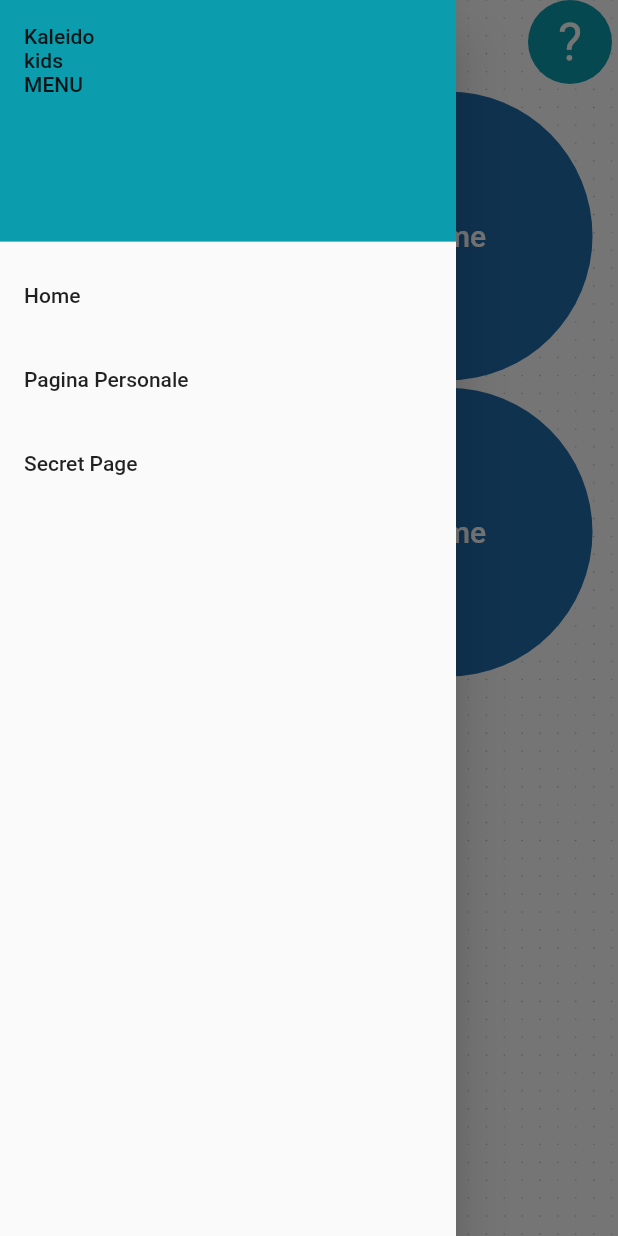
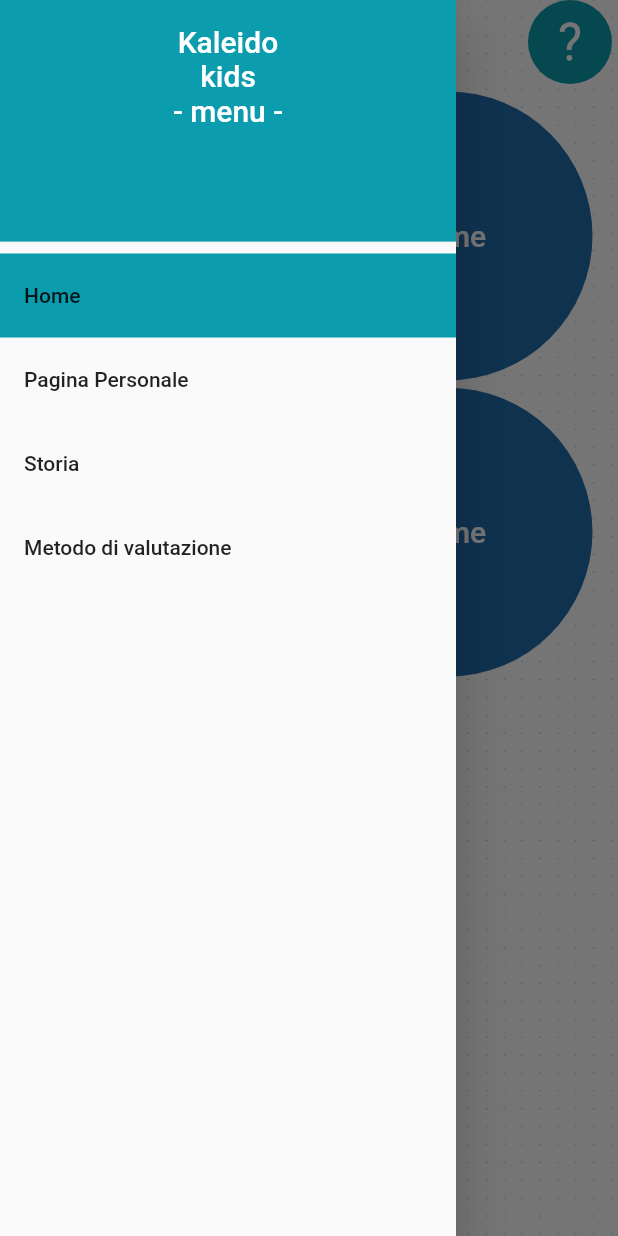
Before and after one commit to MartinaVin/KaleidoKids, a Flutter app: the LoginPage screen opened directly, with the side drawer open, on a phone screen of 412 x 824 dp. Run offline on Flutter 3.47's test engine with Material 2 defaults, Android fonts, the phone set to English and light mode, and no system bars.

Commit message:
little clean up

```diff
--- a/lib/presentation/widget/custom_drawer.dart
+++ b/lib/presentation/widget/custom_drawer.dart
@@ -10,13 +10,22 @@ class CustomDrawer extends StatelessWidget {
       child: ListView(
         padding: EdgeInsets.zero,
         children: <Widget>[
-          DrawerHeader(
+          Container(
+            //color: Colors.red,
+            child: DrawerHeader(
               decoration: BoxDecoration(color: Theme.of(context).primaryColor),
               child: const Text(
-              'Kaleido\nkids\nMENU',
+                'Kaleido\nkids\n- menu -',
+                style: TextStyle(
+                  color: Colors.white,
+                  fontSize: 20,
+                ),
+                textAlign: TextAlign.center,
               ),
             ),
-          ListTile(
+          ),
+          Container(
+            child: ListTile(
               title: const Text('Home'),
               onTap: () {
                 //Navigator.of(context).pop();
@@ -27,8 +36,11 @@ class CustomDrawer extends StatelessWidget {
                   ),
                 );
               },
+              tileColor: Theme.of(context).primaryColor,
+              hoverColor: Theme.of(context).accentColor,
               //then close the drawer
               //Navigator.pop(context);
+            ),
           ),
           ListTile(
             title: const Text('Pagina Personale'),
@@ -41,7 +53,17 @@ class CustomDrawer extends StatelessWidget {
             },
           ),
           ListTile(
-            title: const Text('Secret Page'),
+            title: const Text('Storia'),
+            onTap: () {
+              Navigator.of(context).push(
+                MaterialPageRoute(
+                  builder: (context) => SecretPage(),
+                ),
+              );
+            },
+          ),
+          ListTile(
+            title: const Text('Metodo di valutazione'),
             onTap: () {
               Navigator.of(context).push(
                 MaterialPageRoute(
```
Lines whose indentation alone changed are shown as unchanged.
